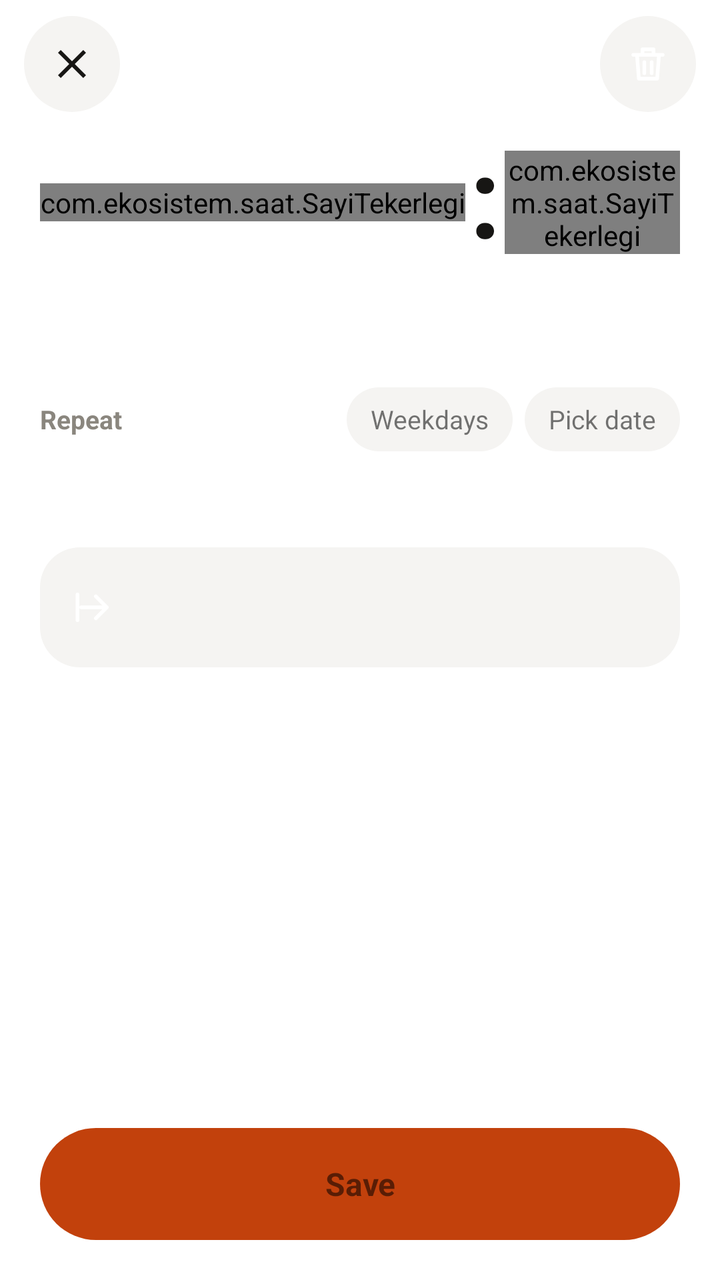
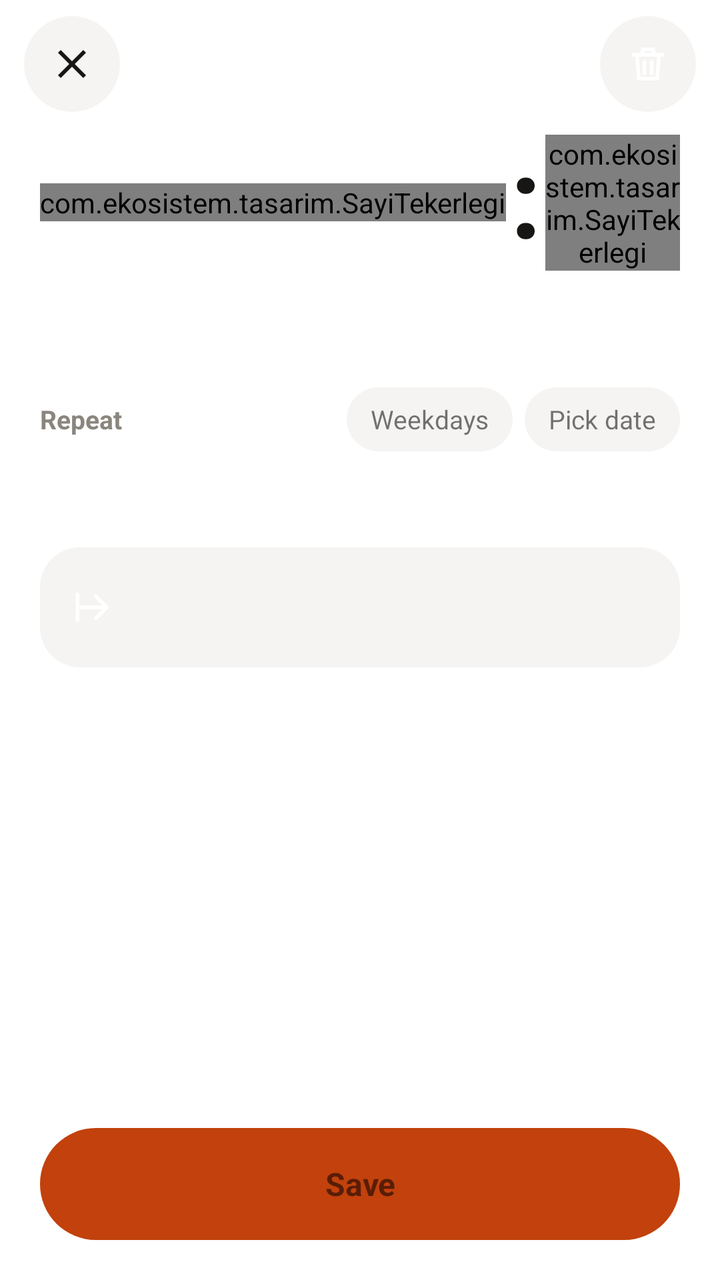

An Android layout rendered at two revisions. The XML below is the earlier revision; the diff shows what the commit changed to produce the second picture.
<!-- AndroidManifest.xml: application theme Theme.Saat -->
<!-- res/layout/activity_duzenle.xml -->
<?xml version="1.0" encoding="utf-8"?>
<FrameLayout xmlns:android="http://schemas.android.com/apk/res/android"
    xmlns:app="http://schemas.android.com/apk/res-auto"
    android:layout_width="match_parent"
    android:layout_height="match_parent"
    android:background="@color/zemin"
    android:fitsSystemWindows="true">

    <LinearLayout
        android:layout_width="match_parent"
        android:layout_height="match_parent"
        android:orientation="vertical">

        <LinearLayout
            android:layout_width="match_parent"
            android:layout_height="wrap_content"
            android:gravity="center_vertical"
            android:orientation="horizontal"
            android:paddingLeft="12dp"
            android:paddingTop="8dp"
            android:paddingRight="12dp">

            <ImageButton
                android:id="@+id/btnVazgec"
                android:layout_width="48dp"
                android:layout_height="48dp"
                android:background="@drawable/bg_daire"
                android:backgroundTint="@color/kart"
                android:contentDescription="@string/vazgec"
                android:src="@drawable/ic_kapat"
                app:tint="@color/metin" />

            <TextView
                android:id="@+id/duzenleBaslik"
                android:layout_width="0dp"
                android:layout_height="wrap_content"
                android:layout_weight="1"
                android:gravity="center"
                android:textColor="@color/metin"
                android:textSize="17sp"
                android:textStyle="bold" />

            <ImageButton
                android:id="@+id/btnSil"
                android:layout_width="48dp"
                android:layout_height="48dp"
                android:background="@drawable/bg_daire"
                android:backgroundTint="@color/kart"
                android:contentDescription="@string/sil"
                android:src="@drawable/ic_sil"
                app:tint="@color/tehlike" />
        </LinearLayout>

        <ScrollView
            android:layout_width="match_parent"
            android:layout_height="0dp"
            android:layout_weight="1"
            android:clipToPadding="false"
            android:paddingBottom="96dp">

            <LinearLayout
                android:layout_width="match_parent"
                android:layout_height="wrap_content"
                android:orientation="vertical"
                android:paddingLeft="20dp"
                android:paddingRight="20dp">

                <LinearLayout
                    android:layout_width="match_parent"
                    android:layout_height="wrap_content"
                    android:layout_marginTop="4dp"
                    android:gravity="center"
                    android:orientation="horizontal">

                    <com.ekosistem.saat.SayiTekerlegi
                        android:id="@+id/tekSaat"
                        android:layout_width="wrap_content"
                        android:layout_height="wrap_content" />

                    <TextView
                        android:layout_width="wrap_content"
                        android:layout_height="wrap_content"
                        android:layout_marginLeft="2dp"
                        android:layout_marginRight="2dp"
                        android:importantForAccessibility="no"
                        android:paddingBottom="8dp"
                        android:text=":"
                        android:textColor="@color/metin"
                        android:textSize="56sp"
                        android:textStyle="bold" />

                    <com.ekosistem.saat.SayiTekerlegi
                        android:id="@+id/tekDakika"
                        android:layout_width="wrap_content"
                        android:layout_height="wrap_content" />

                    
                    <com.ekosistem.saat.SayiTekerlegi
                        android:id="@+id/tekOgle"
                        android:layout_width="wrap_content"
                        android:layout_height="wrap_content"
                        android:layout_marginLeft="8dp"
                        android:visibility="gone" />
                </LinearLayout>

                <TextView
                    android:id="@+id/duzenleKalan"
                    android:layout_width="match_parent"
                    android:layout_height="wrap_content"
                    android:layout_marginTop="4dp"
                    android:gravity="center"
                    android:textColor="@color/metin_ikincil"
                    android:textSize="14sp" />

                <LinearLayout
                    android:layout_width="match_parent"
                    android:layout_height="wrap_content"
                    android:layout_marginTop="20dp"
                    android:gravity="center_vertical"
                    android:orientation="horizontal">

                    <TextView
                        android:layout_width="0dp"
                        android:layout_height="wrap_content"
                        android:layout_weight="1"
                        android:text="@string/tekrar"
                        android:textColor="@color/metin_ikincil"
                        android:textSize="13sp"
                        android:textStyle="bold" />

                    <TextView
                        android:id="@+id/cipHaftaIci"
                        android:layout_width="wrap_content"
                        android:layout_height="48dp"
                        android:background="@drawable/bg_chip_hedef"
                        android:gravity="center"
                        android:paddingLeft="12dp"
                        android:paddingRight="12dp"
                        android:text="@string/hafta_ici"
                        android:textSize="13sp" />

                    <TextView
                        android:id="@+id/cipTarih"
                        android:layout_width="wrap_content"
                        android:layout_height="48dp"
                        android:layout_marginLeft="6dp"
                        android:background="@drawable/bg_chip_hedef"
                        android:drawablePadding="6dp"
                        android:gravity="center"
                        android:paddingLeft="12dp"
                        android:paddingRight="12dp"
                        android:text="@string/tarih_sec"
                        android:textSize="13sp" />
                </LinearLayout>

                <LinearLayout
                    android:id="@+id/gunDugmeleri"
                    android:layout_width="match_parent"
                    android:layout_height="wrap_content"
                    android:layout_marginTop="10dp"
                    android:orientation="horizontal" />

                <LinearLayout
                    android:id="@+id/ayarKutusu"
                    style="@style/AyarKutusu"
                    android:layout_marginTop="16dp" />

                <LinearLayout
                    android:id="@+id/atlaKutusu"
                    android:layout_width="match_parent"
                    android:layout_height="wrap_content"
                    android:layout_marginTop="14dp"
                    android:background="@drawable/bg_kart"
                    android:gravity="center_vertical"
                    android:minHeight="56dp"
                    android:orientation="horizontal"
                    android:paddingLeft="16dp"
                    android:paddingTop="10dp"
                    android:paddingRight="16dp"
                    android:paddingBottom="10dp">

                    <ImageView
                        android:id="@+id/atlaIkon"
                        android:layout_width="22dp"
                        android:layout_height="22dp"
                        android:importantForAccessibility="no"
                        android:src="@drawable/ic_atla" />

                    <LinearLayout
                        android:layout_width="0dp"
                        android:layout_height="wrap_content"
                        android:layout_marginLeft="12dp"
                        android:layout_weight="1"
                        android:orientation="vertical">

                        <TextView
                            android:id="@+id/atlaBaslik"
                            android:layout_width="wrap_content"
                            android:layout_height="wrap_content"
                            android:textColor="@color/metin"
                            android:textSize="15sp" />

                        <TextView
                            android:id="@+id/atlaAciklama"
                            android:layout_width="wrap_content"
                            android:layout_height="wrap_content"
                            android:layout_marginTop="2dp"
                            android:textColor="@color/metin_ikincil"
                            android:textSize="13sp" />
                    </LinearLayout>
                </LinearLayout>
            </LinearLayout>
        </ScrollView>
    </LinearLayout>

    <View
        android:layout_width="match_parent"
        android:layout_height="104dp"
        android:layout_gravity="bottom"
        android:background="@drawable/bg_alt_sis"
        android:importantForAccessibility="no" />

    <TextView
        android:id="@+id/btnKaydet"
        android:layout_width="match_parent"
        android:layout_height="56dp"
        android:layout_gravity="bottom"
        android:layout_marginLeft="20dp"
        android:layout_marginRight="20dp"
        android:layout_marginBottom="20dp"
        android:background="@drawable/bg_pill_buton"
        android:gravity="center"
        android:text="@string/kaydet"
        android:textSize="16sp"
        android:textStyle="bold" />
</FrameLayout>
<!-- resources referenced by this layout -->
<resources>
  <color name="kart">#F5F4F2</color>
  <color name="metin">#171614</color>
  <color name="metin_ikincil">#8A867E</color>
  <color name="tehlike">#A32D2D</color>
  <color name="zemin">#FFFFFF</color>
  <!-- drawable bg_alt_sis (drawable) -->
  <?xml version="1.0" encoding="utf-8"?>
  <layer-list xmlns:android="http://schemas.android.com/apk/res/android">
      <item android:top="40dp">
          <shape android:shape="rectangle">
              <solid android:color="@color/zemin" />
          </shape>
      </item>
      <item android:bottom="64dp">
          <shape android:shape="rectangle">
              <gradient
                  android:angle="90"
                  android:endColor="@color/zemin_saydam"
                  android:startColor="@color/zemin" />
          </shape>
      </item>
  </layer-list>
  <!-- drawable bg_chip_hedef (drawable) -->
  <?xml version="1.0" encoding="utf-8"?>
  <inset xmlns:android="http://schemas.android.com/apk/res/android"
      android:insetTop="8dp" android:insetBottom="8dp">
      <shape android:shape="rectangle">
          <solid android:color="@color/kart" />
          <corners android:radius="16dp" />
      </shape>
  </inset>
  <!-- drawable bg_daire (drawable) -->
  <?xml version="1.0" encoding="utf-8"?>
  <shape xmlns:android="http://schemas.android.com/apk/res/android" android:shape="oval">
      <solid android:color="#FFFFFF" />
  </shape>
  <!-- drawable bg_kart (drawable) -->
  <?xml version="1.0" encoding="utf-8"?>
  <shape xmlns:android="http://schemas.android.com/apk/res/android" android:shape="rectangle">
      <solid android:color="@color/kart" />
      <corners android:radius="20dp" />
  </shape>
  <!-- drawable bg_pill_buton (drawable) -->
  <?xml version="1.0" encoding="utf-8"?>
  <shape xmlns:android="http://schemas.android.com/apk/res/android" android:shape="rectangle">
      <solid android:color="@color/vurgu" />
      <corners android:radius="28dp" />
  </shape>
  <!-- drawable ic_atla (drawable) -->
  <?xml version="1.0" encoding="utf-8"?>
  <vector xmlns:android="http://schemas.android.com/apk/res/android"
      android:width="22dp" android:height="22dp"
      android:viewportWidth="24" android:viewportHeight="24">
      <path android:strokeColor="#FFFFFFFF" android:strokeWidth="2" android:strokeLineCap="round"
          android:strokeLineJoin="round"
          android:pathData="M5,12h12M13,6l6,6 -6,6M3,5v14" />
  </vector>
  <!-- drawable ic_kapat (drawable) -->
  <?xml version="1.0" encoding="utf-8"?>
  <vector xmlns:android="http://schemas.android.com/apk/res/android"
      android:width="24dp" android:height="24dp"
      android:viewportWidth="24" android:viewportHeight="24"
      android:tint="@color/metin">
      <path android:fillColor="#FF000000"
          android:pathData="M19,6.41L17.59,5 12,10.59 6.41,5 5,6.41 10.59,12 5,17.59 6.41,19 12,13.41 17.59,19 19,17.59 13.41,12z"/>
  </vector>
  <!-- drawable ic_sil (drawable) -->
  <?xml version="1.0" encoding="utf-8"?>
  <vector xmlns:android="http://schemas.android.com/apk/res/android"
      android:width="22dp" android:height="22dp"
      android:viewportWidth="24" android:viewportHeight="24">
      <path android:strokeColor="#FFFFFFFF" android:strokeWidth="2" android:strokeLineCap="round"
          android:strokeLineJoin="round"
          android:pathData="M4,7h16M10,11v6M14,11v6M6,7l1,13h10l1,-13M9,7V4h6v3" />
  </vector>
  <string name="hafta_ici">Weekdays</string>
  <string name="kaydet">Save</string>
  <string name="sil">Delete</string>
  <string name="tarih_sec">Pick date</string>
  <string name="tekrar">Repeat</string>
  <string name="vazgec">Cancel</string>
  <style name="AyarKutusu">
          <item name="android:layout_width">match_parent</item>
          <item name="android:layout_height">wrap_content</item>
          <item name="android:background">@drawable/bg_kart</item>
          <item name="android:orientation">vertical</item>
      </style>
  <style name="Theme.Saat" parent="Theme.Ekosistem" />
  <color name="zemin_saydam">#00FFFFFF</color>
  <color name="vurgu">#C2410C</color>
  <!-- unchanged entries left out for length: 1 -->
</resources>

<!-- the commit's change to res/layout/activity_duzenle.xml (unified diff, before → after) -->
@@ -72,7 +72,7 @@
                     android:gravity="center"
                     android:orientation="horizontal">
 
-                    <com.ekosistem.saat.SayiTekerlegi
+                    <com.ekosistem.tasarim.SayiTekerlegi
                         android:id="@+id/tekSaat"
                         android:layout_width="wrap_content"
                         android:layout_height="wrap_content" />
@@ -89,13 +89,13 @@
                         android:textSize="56sp"
                         android:textStyle="bold" />
 
-                    <com.ekosistem.saat.SayiTekerlegi
+                    <com.ekosistem.tasarim.SayiTekerlegi
                         android:id="@+id/tekDakika"
                         android:layout_width="wrap_content"
                         android:layout_height="wrap_content" />
 
                     
-                    <com.ekosistem.saat.SayiTekerlegi
+                    <com.ekosistem.tasarim.SayiTekerlegi
                         android:id="@+id/tekOgle"
                         android:layout_width="wrap_content"
                         android:layout_height="wrap_content"
